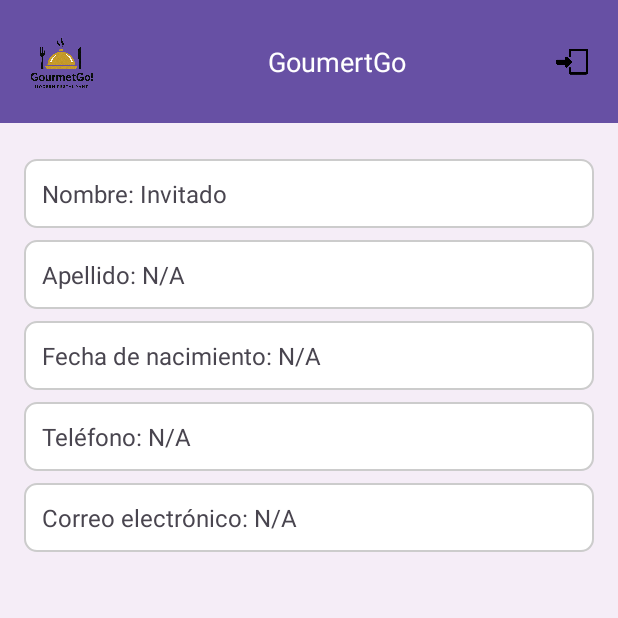
After one commit to Cristhian-Villigua/restaurant_appMovil, an Android app: the ProfileActivity screen opened directly, with no data from a screen before it, on a phone screen of 412 x 824 dp, the top half of it. The commit adds this screen. Run offline under Robolectric (Android 15) with nearby library versions, the phone set to English and light mode, and no system bars.

Commit message:
Tenth Commit CAVS

```diff
--- a/app/src/main/java/com/example/project_mobileapplicacion/SplashActivity.kt
+++ b/app/src/main/java/com/example/project_mobileapplicacion/SplashActivity.kt
@@ -4,8 +4,8 @@ import android.content.Intent
 import android.os.Bundle
 import android.os.Handler
 import androidx.appcompat.app.AppCompatActivity
-import com.example.project_mobileapplicacion.Auth.LoginActivity
-import com.example.project_mobileapplicacion.Auth.RegisterActivity
+import com.example.project_mobileapplicacion.auth.LoginActivity
+import com.example.project_mobileapplicacion.auth.RegisterActivity
 
 class SplashActivity : AppCompatActivity() {
 
--- a/app/src/main/java/com/example/project_mobileapplicacion/Adapter/UserAdapter.kt
+++ b/app/src/main/java/com/example/project_mobileapplicacion/adapter/UserAdapter.kt
@@ -1,4 +1,4 @@
-package com.example.project_mobileapplicacion.Adapter
+package com.example.project_mobileapplicacion.adapter
 
 import android.view.LayoutInflater
 import android.view.View
--- /dev/null
+++ b/app/src/main/java/com/example/project_mobileapplicacion/admin/ProfileActivity.kt
@@ -0,0 +1,148 @@
+package com.example.project_mobileapplicacion.admin
+
+import android.content.Context
+import android.content.Intent
+import android.os.Bundle
+import android.widget.Button
+import android.widget.EditText
+import android.widget.ImageView
+import android.widget.LinearLayout
+import android.widget.TextView
+import android.widget.Toast
+import androidx.appcompat.app.AlertDialog
+import androidx.appcompat.app.AppCompatActivity
+import com.example.project_mobileapplicacion.R
+import com.example.project_mobileapplicacion.auth.LoginActivity
+import com.example.project_mobileapplicacion.cloud.FirebaseService
+import com.example.project_mobileapplicacion.model.UserEntity
+
+
+class ProfileActivity : AppCompatActivity() {
+    private var user: UserEntity? = null
+    private lateinit var editName: TextView
+    private lateinit var editLastname: TextView
+    private lateinit var editBirthday: TextView
+    private lateinit var editPhone: TextView
+    private lateinit var editEmail: TextView
+    private lateinit var updateProfileButton: Button
+    private lateinit var logout: ImageView
+
+    override fun onCreate(savedInstanceState: Bundle?) {
+        super.onCreate(savedInstanceState)
+        setContentView(R.layout.activity_profile)
+
+        logout = findViewById(R.id.logoutIcon)
+        editName = findViewById(R.id.editName)
+        editLastname = findViewById(R.id.editLastname)
+        editBirthday = findViewById(R.id.editBirthday)
+        editPhone = findViewById(R.id.editPhone)
+        editEmail = findViewById(R.id.editEmail)
+        updateProfileButton = findViewById(R.id.updateProfileButton)
+
+        val sharedPreferences = getSharedPreferences("UserPrefs", Context.MODE_PRIVATE)
+        val userEmail = sharedPreferences.getString("userEmail", null)
+
+        if (userEmail != null) {
+            FirebaseService.getByEmail(userEmail) { fetchedUser ->
+                if (fetchedUser != null) {
+                    user = fetchedUser  // Asignar el usuario correctamente
+                    editName.text = "Nombre: ${fetchedUser.name}"
+                    editLastname.text = "Apellido: ${fetchedUser.lastname}"
+                    editBirthday.text = "Fecha de nacimiento: ${fetchedUser.birthday}"
+                    editPhone.text = "Teléfono: ${fetchedUser.phone}"
+                    editEmail.text = "Correo electrónico: ${fetchedUser.email}"
+
+                    updateProfileButton.isEnabled = true
+                }
+            }
+        } else {
+            setAsGuest()
+        }
+
+        logout.setOnClickListener {
+            logoutSession()
+        }
+
+        updateProfileButton.setOnClickListener {
+            if (user != null) {
+                showEditProfileDialog()
+            } else {
+                Toast.makeText(this, "Por favor espera mientras se carga tu perfil.", Toast.LENGTH_SHORT).show()
+            }
+        }
+    }
+
+    private fun setAsGuest() {
+        editName.text = "Nombre: Invitado"
+        editLastname.text = "Apellido: N/A"
+        editBirthday.text = "Fecha de nacimiento: N/A"
+        editPhone.text = "Teléfono: N/A"
+        editEmail.text = "Correo electrónico: N/A"
+        updateProfileButton.visibility = Button.GONE
+    }
+
+    private fun logoutSession() {
+        val userPrefs = getSharedPreferences("UserPrefs", Context.MODE_PRIVATE)
+        val edit = userPrefs.edit()
+        edit.clear()
+        edit.apply()
+
+        val intent = Intent(this, LoginActivity::class.java)
+        intent.flags = Intent.FLAG_ACTIVITY_NEW_TASK or Intent.FLAG_ACTIVITY_CLEAR_TASK
+        startActivity(intent)
+        finish()
+    }
+
+    private fun showEditProfileDialog() {
+        val currentUser = user ?: return
+
+        val nameEditText = EditText(this).apply {
+            setText(editName.text.toString().replace("Nombre: ", ""))
+        }
+        val lastnameEditText = EditText(this).apply {
+            setText(editLastname.text.toString().replace("Apellido: ", ""))
+        }
+        val birthdayEditText = EditText(this).apply {
+            setText(editBirthday.text.toString().replace("Fecha de nacimiento: ", ""))
+        }
+        val phoneEditText = EditText(this).apply {
+            setText(editPhone.text.toString().replace("Teléfono: ", ""))
+        }
+        val emailEditText = EditText(this).apply {
+            setText(editEmail.text.toString().replace("Correo electrónico: ", ""))
+        }
+
+        val dialog = AlertDialog.Builder(this)
+            .setTitle("Actualizar Perfil")
+            .setView(LinearLayout(this).apply {
+                orientation = LinearLayout.VERTICAL
+                addView(nameEditText)
+                addView(lastnameEditText)
+                addView(birthdayEditText)
+                addView(phoneEditText)
+                addView(emailEditText)
+            })
+            .setPositiveButton("Save") { _, _ ->
+                val updatedUser = UserEntity(
+                    id = currentUser.id,
+                    name = nameEditText.text.toString(),
+                    lastname = lastnameEditText.text.toString(),
+                    birthday = birthdayEditText.text.toString(),
+                    phone = phoneEditText.text.toString(),
+                    email = emailEditText.text.toString(),
+                    password = currentUser.password
+                )
+                FirebaseService.update(updatedUser)
+                editName.text = "Nombre: ${updatedUser.name}"
+                editLastname.text = "Apellido: ${updatedUser.lastname}"
+                editBirthday.text = "Fecha de nacimiento: ${updatedUser.birthday}"
+                editPhone.text = "Teléfono: ${updatedUser.phone}"
+                editEmail.text = "Correo electrónico: ${updatedUser.email}"
+
+                Toast.makeText(this@ProfileActivity, "Perfil actualizado", Toast.LENGTH_SHORT).show()
+            }
+            .setNegativeButton("Cancel", null)
+            .create()
+        dialog.show()
+    }
+}
--- a/app/src/main/java/com/example/project_mobileapplicacion/Auth/RegisterActivity.kt
+++ b/app/src/main/java/com/example/project_mobileapplicacion/auth/RegisterActivity.kt
@@ -1,4 +1,4 @@
-package com.example.project_mobileapplicacion.Auth
+package com.example.project_mobileapplicacion.auth
 
 import android.app.DatePickerDialog
 import android.content.Intent
@@ -10,6 +10,7 @@ import android.widget.TextView
 import android.widget.Toast
 import androidx.appcompat.app.AppCompatActivity
 import androidx.lifecycle.lifecycleScope
+import com.example.project_mobileapplicacion.auth.LoginActivity
 import com.example.project_mobileapplicacion.R
 import com.example.project_mobileapplicacion.cloud.FirebaseService
 import com.example.project_mobileapplicacion.database.AppDataBase
--- a/app/src/main/res/layout/activity_list.xml
+++ b/app/src/main/res/layout/activity_list.xml
@@ -5,7 +5,7 @@
     android:layout_width="match_parent"
     android:layout_height="match_parent"
     android:padding="16dp"
-    tools:context=".ListActivity">
+    tools:context=".admin.ListActivity">
 
     <Button
         android:id="@+id/btnRoom"
--- /dev/null
+++ b/app/src/main/res/layout/activity_profile.xml
@@ -0,0 +1,129 @@
+<?xml version="1.0" encoding="utf-8"?>
+<LinearLayout
+    xmlns:android="http://schemas.android.com/apk/res/android"
+    android:layout_width="match_parent"
+    android:layout_height="match_parent"
+    android:orientation="vertical"
+    android:background="#F5EDF7">
+
+    <LinearLayout
+        android:layout_width="match_parent"
+        android:layout_height="wrap_content"
+        android:orientation="horizontal"
+        android:padding="16dp"
+        android:background="?android:attr/colorPrimary"
+        android:gravity="center_vertical"
+        >
+
+        <ImageView
+            android:id="@+id/logoImage"
+            android:layout_width="50dp"
+            android:layout_height="50dp"
+            android:src="@drawable/logo"
+            android:contentDescription="Logo de la página"
+            android:layout_marginEnd="16dp"
+            />
+
+        <TextView
+            android:id="@+id/userName"
+            android:layout_width="0dp"
+            android:layout_height="wrap_content"
+            android:layout_weight="1"
+            android:text="GoumertGo"
+            android:textColor="@android:color/white"
+            android:textSize="18sp"
+            android:gravity="center"
+            />
+
+        <ImageView
+            android:id="@+id/logoutIcon"
+            android:layout_width="30dp"
+            android:layout_height="30dp"
+            android:src="@drawable/logout"
+            android:contentDescription="Cerrar sesión"
+            android:clickable="true"
+            android:focusable="true"
+            />
+    </LinearLayout>
+
+    <ScrollView
+        android:layout_width="match_parent"
+        android:layout_height="match_parent"
+        android:padding="16dp"
+        >
+
+        <LinearLayout
+            android:layout_width="match_parent"
+            android:layout_height="wrap_content"
+            android:orientation="vertical"
+            >
+
+            <TextView
+                android:id="@+id/editName"
+                android:layout_width="match_parent"
+                android:layout_height="wrap_content"
+                android:background="@drawable/edit_text_background"
+                android:text="Nombre: "
+                android:textSize="16sp"
+                android:layout_marginTop="8dp"
+                android:padding="12dp"
+                />
+
+            <TextView
+                android:id="@+id/editLastname"
+                android:layout_width="match_parent"
+                android:layout_height="wrap_content"
+                android:text="Apellido: "
+                android:textSize="16sp"
+                android:background="@drawable/edit_text_background"
+                android:layout_marginTop="8dp"
+                android:padding="12dp"
+                />
+
+            <TextView
+                android:id="@+id/editBirthday"
+                android:layout_width="match_parent"
+                android:layout_height="wrap_content"
+                android:text="Fecha de nacimiento: "
+                android:textSize="16sp"
+                android:background="@drawable/edit_text_background"
+                android:layout_marginTop="8dp"
+                android:padding="12dp"
+                />
+
+            <TextView
+                android:id="@+id/editPhone"
+                android:layout_width="match_parent"
+                android:layout_height="wrap_content"
+                android:text="Teléfono: "
+                android:textSize="16sp"
+                android:background="@drawable/edit_text_background"
+                android:layout_marginTop="8dp"
+                android:padding="12dp"
+                />
+
+            <TextView
+                android:id="@+id/editEmail"
+                android:layout_width="match_parent"
+                android:layout_height="wrap_content"
+                android:text="Correo electrónico: "
+                android:textSize="16sp"
+                android:background="@drawable/edit_text_background"
+                android:layout_marginTop="8dp"
+                android:padding="12dp"
+                />
+
+
+            <Button
+                android:id="@+id/updateProfileButton"
+                android:layout_width="match_parent"
+                android:layout_height="wrap_content"
+                android:text="Actualizar Perfil"
+                android:layout_marginTop="24dp"
+                />
+
+        </LinearLayout>
+
+    </ScrollView>
+
+</LinearLayout>
```
Also changed, not shown: app/src/main/AndroidManifest.xml (+11 -3 lines), app/src/main/java/com/example/project_mobileapplicacion/MainActivity.kt (+7 -0 lines), app/src/main/java/com/example/project_mobileapplicacion/admin/IndexActivity.kt (added, +38 -0 lines), app/src/main/java/com/example/project_mobileapplicacion/admin/ListActivity.kt (renamed from app/src/main/java/com/example/project_mobileapplicacion/ListActivity.kt, +4 -3 lines), app/src/main/java/com/example/project_mobileapplicacion/auth/LoginActivity.kt (renamed from app/src/main/java/com/example/project_mobileapplicacion/Auth/LoginActivity.kt, +13 -13 lines), app/src/main/java/com/example/project_mobileapplicacion/cloud/FirebaseService.kt (+49 -0 lines), app/src/main/res/layout/activity_index.xml (added, +49 -0 lines), app/src/main/res/layout/activity_main.xml (+12 -0 lines), app/src/main/res/drawable/icono.png (added), app/src/main/res/drawable/logout.png (added), app/src/main/res/drawable/sisdeboleteria.png (deleted).
